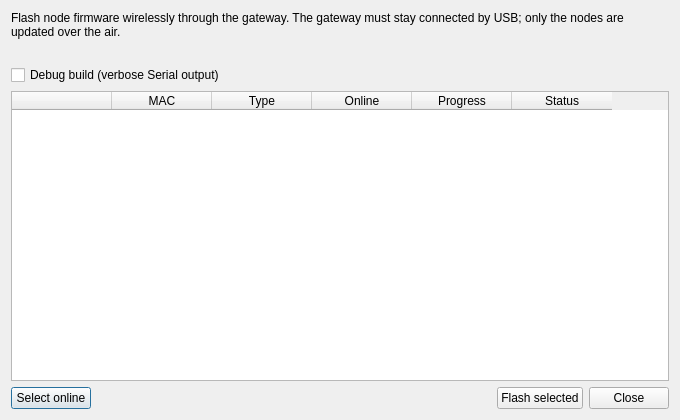
techandpeople/SoftEdIBO, file src/gui/ui/ota_update_dialog.ui: the form before one commit.
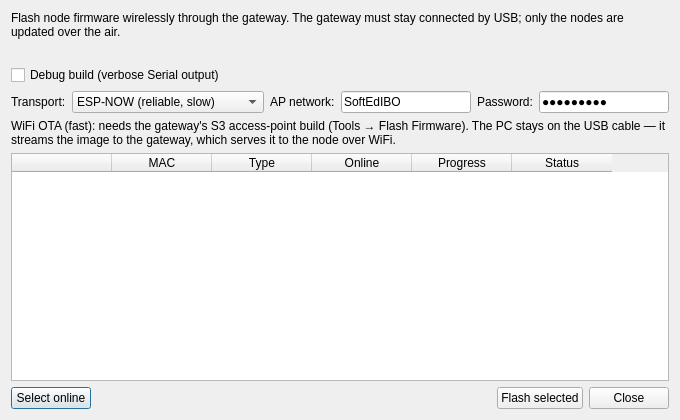
The form after the commit.

Diff of the .ui file:
```diff
--- a/src/gui/ui/ota_update_dialog.ui
+++ b/src/gui/ui/ota_update_dialog.ui
@@ -28,6 +28,51 @@
      <property name="text"><string>Debug build (verbose Serial output)</string></property>
     </widget>
    </item>
+   <item>
+    <layout class="QHBoxLayout" name="transport_row">
+     <item>
+      <widget class="QLabel" name="transport_label">
+       <property name="text"><string>Transport:</string></property>
+      </widget>
+     </item>
+     <item>
+      <widget class="QComboBox" name="transport_combo">
+       <property name="whatsThis"><string>How the firmware reaches the node. ESP-NOW is slow but works anywhere the gateway can reach the node. WiFi is far faster (seconds instead of minutes): the PC streams the image to the gateway over USB and the gateway serves it to the node over its WiFi access point. Needs the S3 access-point build; the PC stays on the cable.</string></property>
+       <item><property name="text"><string>ESP-NOW (reliable, slow)</string></property></item>
+       <item><property name="text"><string>WiFi (fast, needs gateway AP)</string></property></item>
+      </widget>
+     </item>
+     <item>
+      <widget class="QLabel" name="ap_ssid_label">
+       <property name="text"><string>AP network:</string></property>
+      </widget>
+     </item>
+     <item>
+      <widget class="QLineEdit" name="ap_ssid_edit">
+       <property name="whatsThis"><string>Name (SSID) of the gateway's WiFi access point the node joins to download the firmware. Default "SoftEdIBO". The node connects to it; the PC does not.</string></property>
+       <property name="text"><string>SoftEdIBO</string></property>
+      </widget>
+     </item>
+     <item>
+      <widget class="QLabel" name="ap_pass_label">
+       <property name="text"><string>Password:</string></property>
+      </widget>
+     </item>
+     <item>
+      <widget class="QLineEdit" name="ap_pass_edit">
+       <property name="whatsThis"><string>Password of the gateway's WiFi access point. Default "softedibo". Used by the node to join the AP; leave the default unless you changed it in Tools → Gateway WiFi AP….</string></property>
+       <property name="echoMode"><enum>QLineEdit::Password</enum></property>
+       <property name="text"><string>softedibo</string></property>
+      </widget>
+     </item>
+    </layout>
+   </item>
+   <item>
+    <widget class="QLabel" name="wifi_hint_label">
+     <property name="wordWrap"><bool>true</bool></property>
+     <property name="text"><string>WiFi OTA (fast): needs the gateway's S3 access-point build (Tools → Flash Firmware). The PC stays on the USB cable — it streams the image to the gateway, which serves it to the node over WiFi.</string></property>
+    </widget>
+   </item>
    <item>
     <widget class="QTableWidget" name="table">
      <property name="whatsThis"><string>Configured nodes and whether each is reachable over ESP-NOW. Tick the ones to update; Progress and Status fill in during flashing. Only online nodes can be flashed.</string></property>
```
